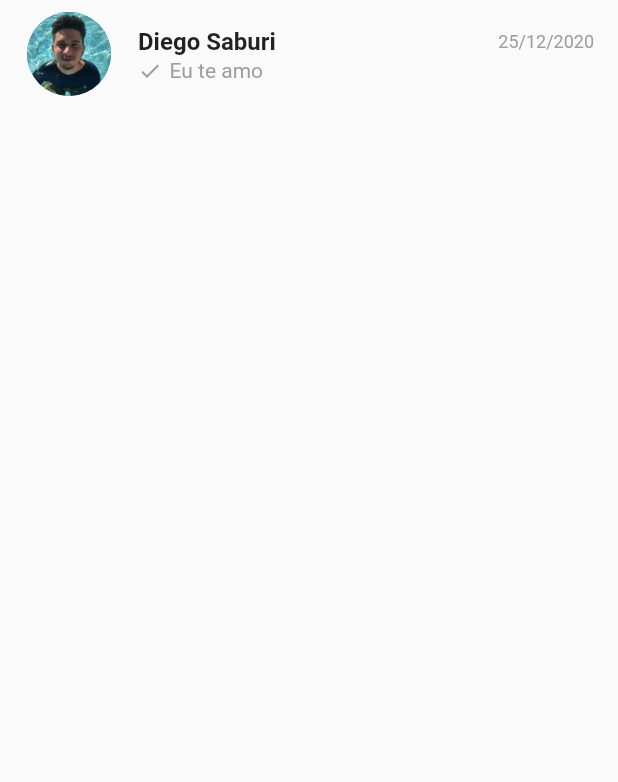
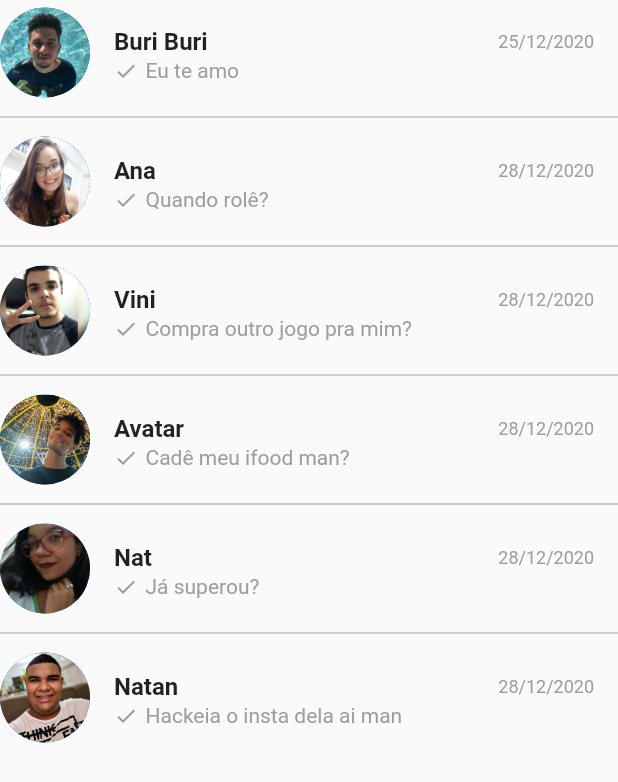
Before and after one commit to playerash/WhatsAppClone, a Flutter app: the ConversaScreen widget shown alone on an empty page, opened directly, on a phone screen of 412 x 824 dp. Shown: the top 782 px of the screen. Run offline on Flutter 3.47's test engine with Material 2 defaults, Android fonts, the phone set to English and light mode, and no system bars; our stand-ins replace camera, splashscreen.

Commit message:
adicionado mais conversas

```diff
--- a/lib/compomentes/ConversaSelecinada.dart
+++ b/lib/compomentes/ConversaSelecinada.dart
@@ -1,22 +1,27 @@
 import 'package:flutter/material.dart';
 
 class ConversaNaoSelecionada extends StatelessWidget {
+  final String perfil;
+  ConversaNaoSelecionada(this.perfil);
+
   @override
   Widget build(BuildContext context) {
     return CircleAvatar(
-      backgroundImage: AssetImage("images/saburi.jpg"),
+      backgroundImage: AssetImage(perfil),
       radius: 30,
     );
   }
 }
 
 class ConversaSelecionada extends StatelessWidget {
+  final String perfil;
+  ConversaSelecionada(this.perfil);
   @override
   Widget build(BuildContext context) {
     return Container(
       child: Stack(children: [
         CircleAvatar(
-          backgroundImage: AssetImage("images/saburi.jpg"),
+          backgroundImage: AssetImage(perfil),
           radius: 30,
         ),
         Padding(
@@ -39,8 +44,6 @@ class ConversaSelecionada extends StatelessWidget {
 class AppBarNaoSelecionada extends StatelessWidget {
   @override
   Widget build(BuildContext context) {
-    return Container(
-
-    );
+    return Container();
   }
 }
--- a/lib/home.dart
+++ b/lib/home.dart
@@ -20,6 +20,8 @@ class Home extends StatefulWidget {
 }
 
 class _HomeState extends State<Home> with SingleTickerProviderStateMixin {
+
+
   List<Widget> telas = [
     Container(),
     ConversaScreen(),
--- a/lib/models/usuarios.dart
+++ b/lib/models/usuarios.dart
@@ -2,13 +2,12 @@ import 'package:flutter/cupertino.dart';
 
 class Contato {
   String nome;
-  Image perfil;
-  Contato(this.nome, this.perfil);
+  String imagem;
+  Contato(this.nome, this.imagem);
 }
 
 class ContatoConversa extends Contato {
-  String mesagem;
-  String dataMensagem;
-  ContatoConversa(String nome, Image perfil, this.mesagem, this.dataMensagem)
-      : super(nome, perfil);
+  String mensagem;
+  String data;
+  ContatoConversa(String nome, String imagem, this.mensagem, this.data) : super(nome, imagem);
 }
--- a/lib/screens/chamadascreen.dart
+++ b/lib/screens/chamadascreen.dart
@@ -36,7 +36,7 @@ class _ChamadaScreenState extends State<ChamadaScreen> {
                   }
                 : () {},
             leading: _conversaSelecionada
-                ? ConversaSelecionada(): ConversaNaoSelecionada(),
+                ? ConversaSelecionada("images/saburi.jpg"): ConversaNaoSelecionada("images/saburi.jpg"),
               title: Text(
                 "Diego Saburi",
                 style: TextStyle(fontWeight: FontWeight.bold),
--- a/lib/screens/conversascreen.dart
+++ b/lib/screens/conversascreen.dart
@@ -1,4 +1,5 @@
 import 'package:WhatsAppClone/compomentes/ConversaSelecinada.dart';
+import 'package:WhatsAppClone/models/usuarios.dart';
 import 'package:flutter/material.dart';
 
 class ConversaScreen extends StatefulWidget {
@@ -7,7 +8,51 @@ class ConversaScreen extends StatefulWidget {
 }
 
 class _ConversaScreenState extends State<ConversaScreen> {
+
+
+  List _contatos = [
+    //ContatoConversa("Buri", "images/saburi.jpg", "Eu te amo", "25/12/2020"),
+    //ContatoConversa("Ana", "images/ana.jpg", "socoroo", "24/12/2020"),
+    {
+      "nome": "Buri Buri",
+      "imagem": "images/saburi.jpg",
+      "mensagem": "Eu te amo",
+      "data": "25/12/2020"
+    },
+    {
+      "nome": "Ana",
+      "imagem": "images/ana.jpg",
+      "mensagem": "Quando rolê?",
+      "data": "28/12/2020"
+    },
+    {
+      "nome": "Vini",
+      "imagem": "images/vini.jpg",
+      "mensagem": "Compra outro jogo pra mim?",
+      "data": "28/12/2020"
+    },
+    {
+      "nome": "Avatar",
+      "imagem": "images/avatar.jpg",
+      "mensagem": "Cadê meu ifood man?",
+      "data": "28/12/2020"
+    },
+    {
+      "nome": "Nat",
+      "imagem": "images/nat.jpg",
+      "mensagem": "Já superou?",
+      "data": "28/12/2020"
+    },
+    {
+      "nome": "Natan",
+      "imagem": "images/natan.jpg",
+      "mensagem": "Hackeia o insta dela ai man",
+      "data": "28/12/2020"
+    },
+  ];
+
   bool _conversaSelecionada = false;
+  List selecionados = [];
 
   @override
   Widget build(BuildContext context) {
@@ -18,12 +63,23 @@ class _ConversaScreenState extends State<ConversaScreen> {
             color: Colors.grey,
           );
         },
-        itemCount: 1,
+        itemCount: _contatos.length,
         itemBuilder: (context, index) {
-          return ListTile(
+          return Row(
+            mainAxisAlignment: MainAxisAlignment.start,
+            children: [
+              _conversaSelecionada
+                  ? ConversaSelecionada(_contatos[index]["imagem"])
+                  : ConversaNaoSelecionada(_contatos[index]["imagem"]),
+              Container(
+                width: MediaQuery.of(context).size.width - 60,
+                height: 70,
+                child: ListTile(
+
                   selectedTileColor: Color(0xfff2f2f2),
                   selected: _conversaSelecionada,
                   onLongPress: () {
+                    print(index);
                     setState(() {
                       _conversaSelecionada = true;
                     });
@@ -35,18 +91,15 @@ class _ConversaScreenState extends State<ConversaScreen> {
                           });
                         }
                       : () {},
-            leading: _conversaSelecionada
-                ? ConversaSelecionada(): ConversaNaoSelecionada(),
-
                   title: Row(
                     mainAxisAlignment: MainAxisAlignment.spaceBetween,
                     children: [
                       Text(
-                  "Diego Saburi",
+                        _contatos[index]["nome"],
                         style: TextStyle(fontWeight: FontWeight.bold),
                       ),
                       Text(
-                  "25/12/2020",
+                        _contatos[index]["data"],
                         style: TextStyle(color: Colors.grey, fontSize: 12),
                       )
                     ],
@@ -62,11 +115,14 @@ class _ConversaScreenState extends State<ConversaScreen> {
                         ),
                       ),
                       Text(
-                  "Eu te amo",
+                        _contatos[index]["mensagem"],
                         style: TextStyle(color: Colors.grey),
                       )
                     ],
                   ),
+                ),
+              ),
+            ],
           );
         },
       ),
--- a/pubspec.yaml
+++ b/pubspec.yaml
@@ -54,6 +54,12 @@ flutter:
   - images/whatsapplogo.png
   - images/saburi.jpg
   - images/alyson.jpg
+  - images/ana.jpg
+  - images/avatar.jpg
+  - images/natan.jpg
+  - images/vini.jpg
+  - images/nat.jpg
+  - images/and.jpg
 
   # An image asset can refer to one or more resolution-specific "variants", see
   # https://flutter.dev/assets-and-images/#resolution-aware.
```
Also changed, not shown: images/ana.jpg (added), images/and.jpg (added), images/avatar.jpg (added), images/nat.jpg (added), images/natan.jpg (added), images/vini.jpg (added). Lines whose indentation alone changed are shown as unchanged.
